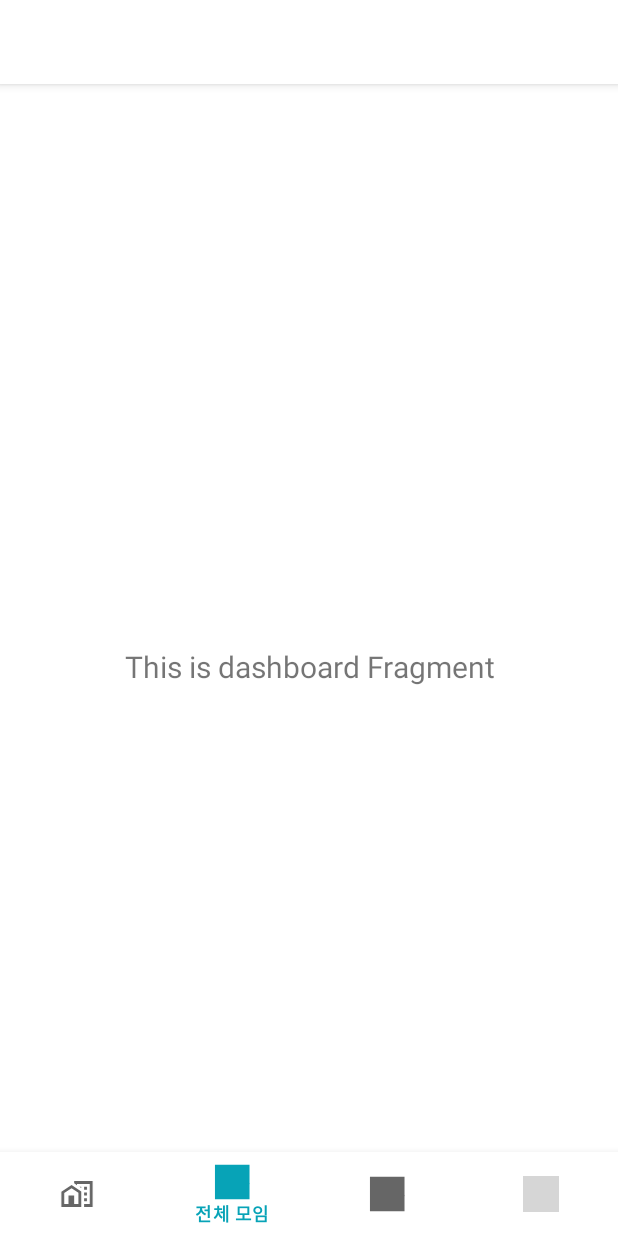
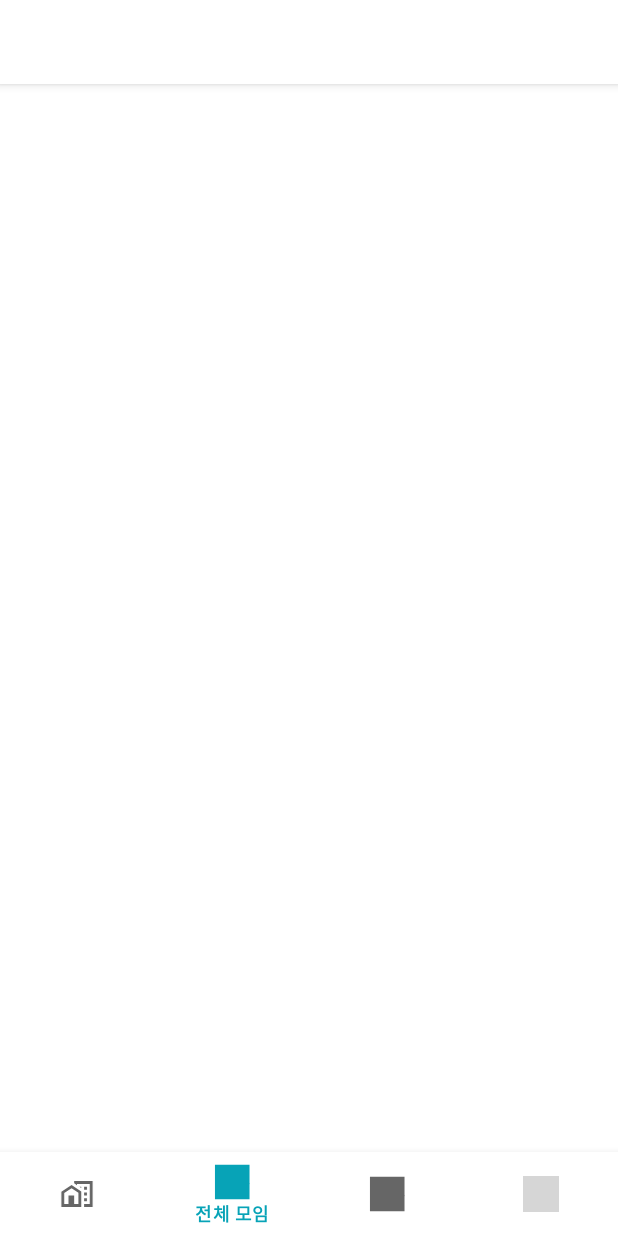
Before and after one commit to HeewonP825/Daon_UI, an Android app: the AllMeetingFragment screen opened through its navigation route, on a phone screen of 412 x 824 dp. Run offline under Robolectric (Android 15) with nearby library versions, the phone set to English and light mode, and no system bars; our stand-ins replace navigation-ui; grey boxes are pictures that could not be loaded.

Commit message:
Design(fragment_all_meeting.xml): add AllMeetingFragmentxml

```diff
--- a/app/src/main/java/com/daon/daon_ui/ui/allMeeting/AllMeetingFragment.kt
+++ b/app/src/main/java/com/daon/daon_ui/ui/allMeeting/AllMeetingFragment.kt
@@ -28,10 +28,10 @@
         _binding = FragmentAllMeetingBinding.inflate(inflater, container, false)
         val root: View = binding.root
 
-        val textView: TextView = binding.textAllMeeting
-        dashboardViewModel.text.observe(viewLifecycleOwner) {
-            textView.text = it
-        }
+//        val textView: TextView = binding.textAllMeeting
+//        dashboardViewModel.text.observe(viewLifecycleOwner) {
+//            textView.text = it
+//        }
         return root
     }
 
--- a/app/src/main/java/com/daon/daon_ui/ui/allMeeting/AllMeetingViewModel.kt
+++ b/app/src/main/java/com/daon/daon_ui/ui/allMeeting/AllMeetingViewModel.kt
@@ -6,8 +6,8 @@
 
 class AllMeetingViewModel : ViewModel() {
 
-    private val _text = MutableLiveData<String>().apply {
-        value = "This is dashboard Fragment"
-    }
-    val text: LiveData<String> = _text
+//    private val _text = MutableLiveData<String>().apply {
+//        value = "This is dashboard Fragment"
+//    }
+//    val text: LiveData<String> = _text
 }
--- a/app/src/main/res/layout/fragment_all_meeting.xml
+++ b/app/src/main/res/layout/fragment_all_meeting.xml
@@ -1,22 +1,16 @@
 <?xml version="1.0" encoding="utf-8"?>
-<androidx.constraintlayout.widget.ConstraintLayout xmlns:android="http://schemas.android.com/apk/res/android"
+<ScrollView
+    xmlns:android="http://schemas.android.com/apk/res/android"
     xmlns:app="http://schemas.android.com/apk/res-auto"
     xmlns:tools="http://schemas.android.com/tools"
     android:layout_width="match_parent"
-    android:layout_height="match_parent"
-    tools:context=".ui.allMeeting.AllMeetingFragment">
+    android:layout_height="match_parent">
 
-    <TextView
-        android:id="@+id/text_all_meeting"
+    <androidx.constraintlayout.widget.ConstraintLayout
         android:layout_width="match_parent"
-        android:layout_height="wrap_content"
-        android:layout_marginStart="8dp"
-        android:layout_marginTop="8dp"
-        android:layout_marginEnd="8dp"
-        android:textAlignment="center"
-        android:textSize="20sp"
-        app:layout_constraintBottom_toBottomOf="parent"
-        app:layout_constraintEnd_toEndOf="parent"
-        app:layout_constraintStart_toStartOf="parent"
-        app:layout_constraintTop_toTopOf="parent" />
-</androidx.constraintlayout.widget.ConstraintLayout>
+        android:layout_height="match_parent"
+        tools:context=".ui.allMeeting.AllMeetingFragment">
+
+    </androidx.constraintlayout.widget.ConstraintLayout>
+
+</ScrollView>
```
